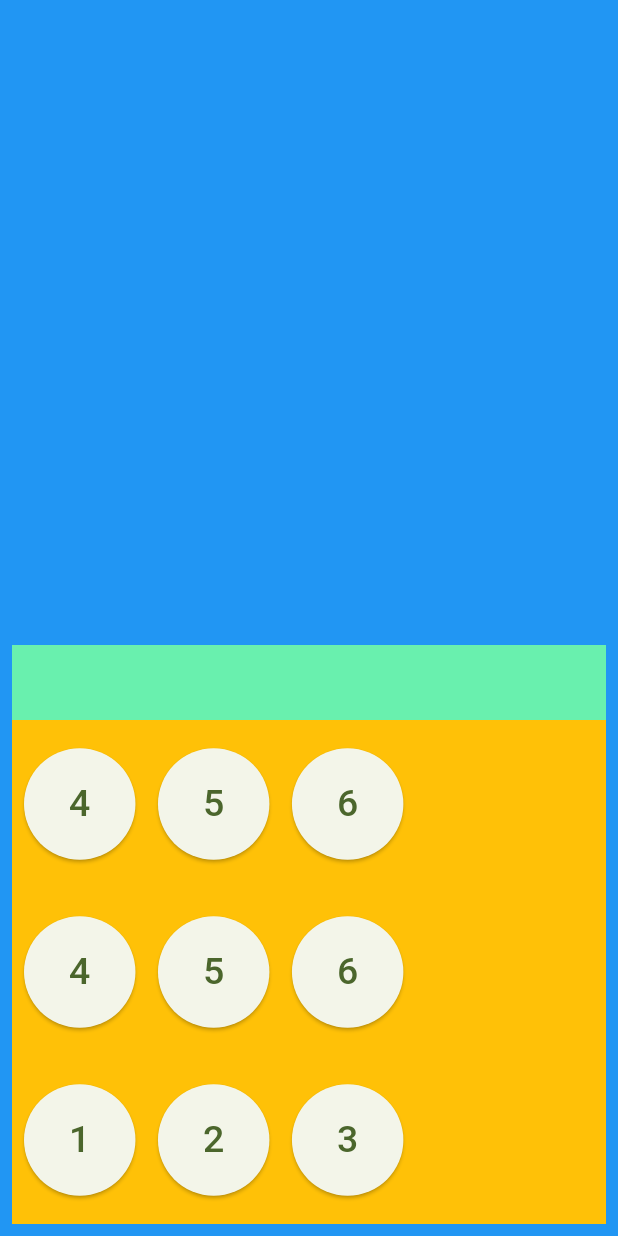
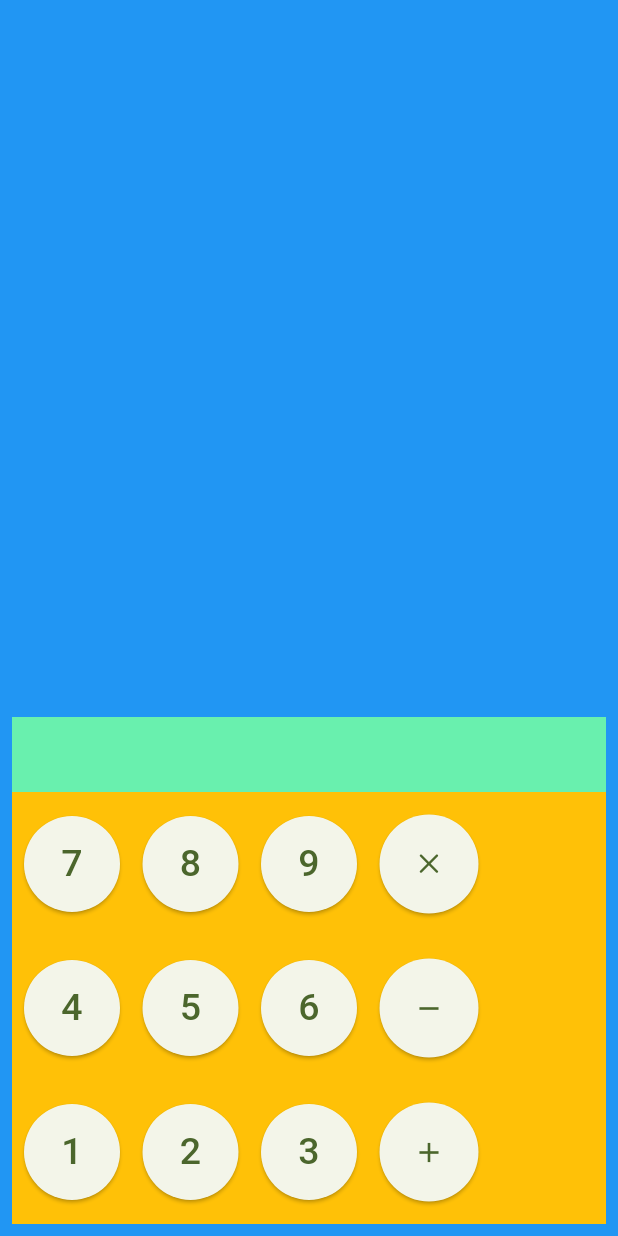
Before and after one commit to Lauri92/flutter-calculator, a Flutter app: the screen it shows after launch, on a phone screen of 412 x 824 dp. Run offline on Flutter 3.47's test engine with Material 2 defaults, Android fonts, the phone set to English and light mode, and no system bars.

Commit message:
Special buttons on number rows¨

```diff
--- a/lib/Screens/CalculatorScreen.dart
+++ b/lib/Screens/CalculatorScreen.dart
@@ -1,3 +1,4 @@
+import 'package:flutter/cupertino.dart';
 import 'package:flutter/material.dart';
 import 'package:flutter_calculator/CalculatorAppState.dart';
 import 'package:provider/provider.dart';
@@ -13,7 +14,6 @@ class _CalculatorScreenState extends State<CalculatorScreen> {
   @override
   Widget build(BuildContext context) {
     final appState = context.watch<CalculatorAppState>();
-    var colorScheme = Theme.of(context).colorScheme;
 
     return Scaffold(
       body: SafeArea(
@@ -39,9 +39,12 @@ class _CalculatorScreenState extends State<CalculatorScreen> {
                     ],
                   ),
                 ),
-                const NumberButtonRow(list: [4, 5, 6]),
-                const NumberButtonRow(list: [4, 5, 6]),
-                const NumberButtonRow(list: [1, 2, 3])
+                const NumberButtonRow(
+                    list: [7, 8, 9], type: SpecialButtonType.multiplication),
+                const NumberButtonRow(
+                    list: [4, 5, 6], type: SpecialButtonType.subtraction),
+                const NumberButtonRow(
+                    list: [1, 2, 3], type: SpecialButtonType.sum)
               ],
             ),
           ),
@@ -68,7 +71,7 @@ class NumberButton extends StatelessWidget {
       },
       style: ElevatedButton.styleFrom(
         shape: const CircleBorder(),
-        padding: const EdgeInsets.all(30),
+        padding: const EdgeInsets.all(22),
       ),
       child: Text(
         title,
@@ -78,10 +81,42 @@ class NumberButton extends StatelessWidget {
   }
 }
 
+class SpecialButton extends StatelessWidget {
+  SpecialButton({super.key, required this.type}) {
+    if (type == SpecialButtonType.multiplication) {
+      icon = CupertinoIcons.multiply;
+    } else if (type == SpecialButtonType.subtraction) {
+      icon = Icons.remove;
+    } else if (type == SpecialButtonType.sum) {
+      icon = Icons.add;
+    }
+  }
+
+  final SpecialButtonType type;
+  late final IconData icon;
+
+  @override
+  Widget build(BuildContext context) {
+    final appState = context.watch<CalculatorAppState>();
+    return ElevatedButton(
+      onPressed: () {},
+      style: ElevatedButton.styleFrom(
+        shape: const CircleBorder(),
+        padding: const EdgeInsets.all(22),
+      ),
+      child: Icon(
+        icon,
+        size: 22,
+      ),
+    );
+  }
+}
+
 class NumberButtonRow extends StatelessWidget {
   final List<int> list;
+  final SpecialButtonType type;
 
-  const NumberButtonRow({super.key, required this.list});
+  const NumberButtonRow({super.key, required this.list, required this.type});
 
   @override
   Widget build(BuildContext context) {
@@ -96,9 +131,15 @@ class NumberButtonRow extends StatelessWidget {
             NumberButton(number: list[1]),
             const SizedBox(width: 15),
             NumberButton(number: list[2]),
+            const SizedBox(width: 15),
+            SpecialButton(
+              type: type,
+            )
           ],
         ),
       ),
     );
   }
 }
+
+enum SpecialButtonType { multiplication, subtraction, sum }
```
